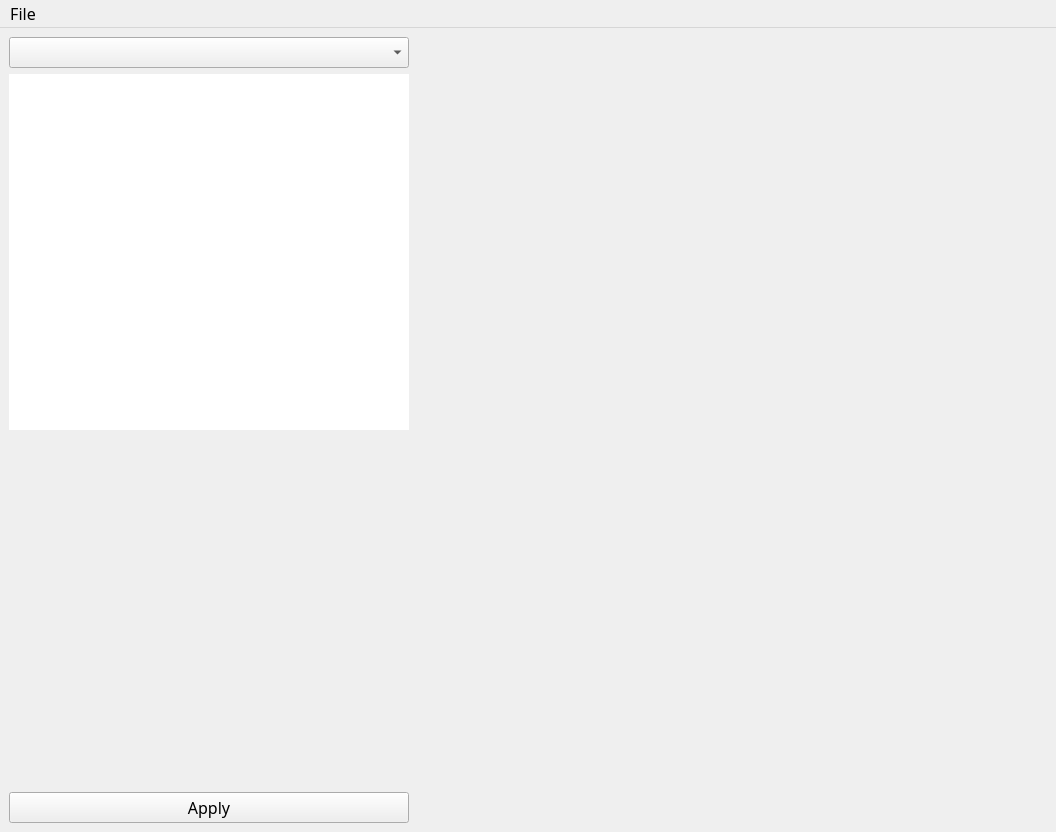
Qt form design.ui (seconddeath11/convolutions) before a commit.
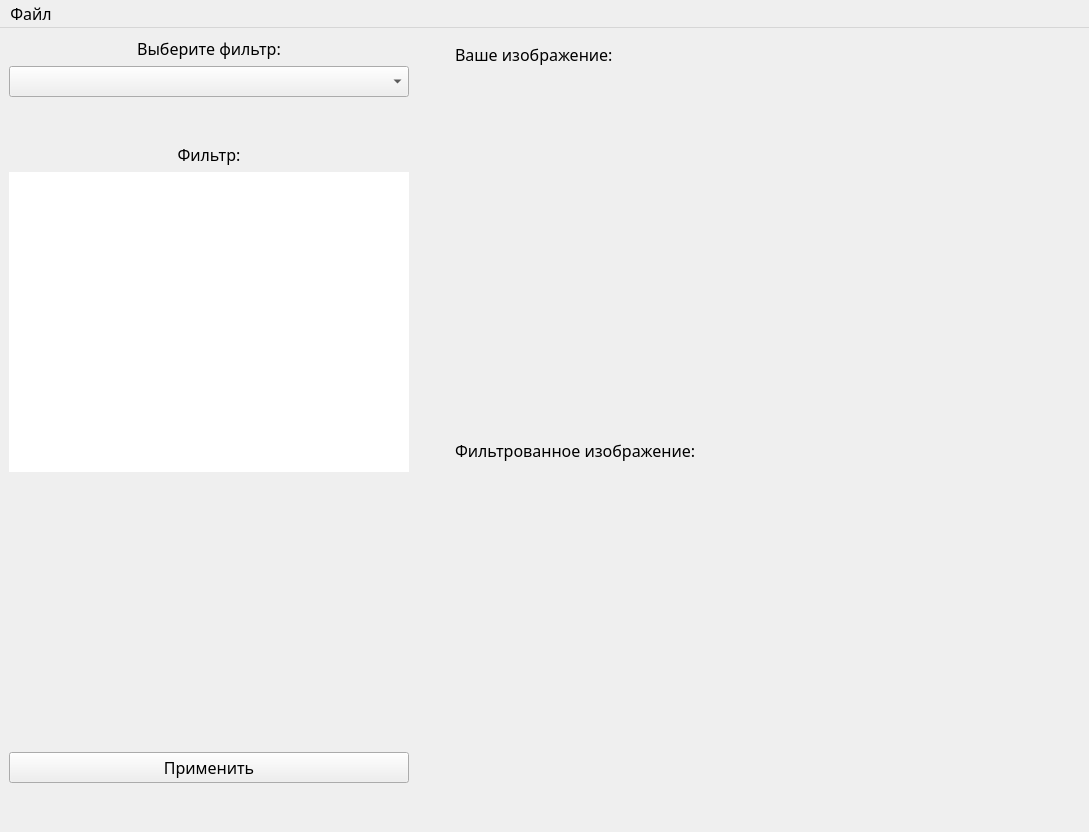
The same form after that commit.

Diff of the .ui file:
```diff
--- a/design.ui
+++ b/design.ui
@@ -29,28 +29,82 @@
    <enum>Qt::ToolButtonIconOnly</enum>
   </property>
   <widget class="QWidget" name="centralwidget">
+   <property name="sizePolicy">
+    <sizepolicy hsizetype="Preferred" vsizetype="Preferred">
+     <horstretch>0</horstretch>
+     <verstretch>0</verstretch>
+    </sizepolicy>
+   </property>
    <layout class="QHBoxLayout" name="horizontalLayout">
     <item>
      <layout class="QVBoxLayout" name="verticalLayout_2">
+      <item>
+       <widget class="QLabel" name="label">
+        <property name="text">
+         <string>Выберите фильтр:</string>
+        </property>
+        <property name="textFormat">
+         <enum>Qt::AutoText</enum>
+        </property>
+        <property name="alignment">
+         <set>Qt::AlignCenter</set>
+        </property>
+       </widget>
+      </item>
       <item>
        <widget class="QComboBox" name="comboBox">
+        <property name="styleSheet">
+         <string notr="true"/>
+        </property>
         <property name="currentText">
-         <string/>
+         <string notr="true"/>
+        </property>
+       </widget>
+      </item>
+      <item>
+       <spacer name="verticalSpacer_2">
+        <property name="orientation">
+         <enum>Qt::Vertical</enum>
+        </property>
+        <property name="sizeType">
+         <enum>QSizePolicy::Fixed</enum>
+        </property>
+        <property name="sizeHint" stdset="0">
+         <size>
+          <width>20</width>
+          <height>40</height>
+         </size>
+        </property>
+       </spacer>
+      </item>
+      <item>
+       <widget class="QLabel" name="label_2">
+        <property name="text">
+         <string>Фильтр:</string>
+        </property>
+        <property name="alignment">
+         <set>Qt::AlignCenter</set>
         </property>
        </widget>
       </item>
       <item>
        <widget class="QTableView" name="table">
         <property name="sizePolicy">
-         <sizepolicy hsizetype="Expanding" vsizetype="Expanding">
+         <sizepolicy hsizetype="Fixed" vsizetype="Fixed">
           <horstretch>0</horstretch>
           <verstretch>0</verstretch>
          </sizepolicy>
         </property>
+        <property name="minimumSize">
+         <size>
+          <width>400</width>
+          <height>300</height>
+         </size>
+        </property>
         <property name="maximumSize">
          <size>
           <width>400</width>
-          <height>16777215</height>
+          <height>300</height>
          </size>
         </property>
         <property name="frameShape">
@@ -59,12 +113,18 @@
         <property name="frameShadow">
          <enum>QFrame::Sunken</enum>
         </property>
+        <property name="midLineWidth">
+         <number>0</number>
+        </property>
         <property name="sizeAdjustPolicy">
          <enum>QAbstractScrollArea::AdjustToContents</enum>
         </property>
         <property name="selectionMode">
          <enum>QAbstractItemView::SingleSelection</enum>
         </property>
+        <property name="textElideMode">
+         <enum>Qt::ElideMiddle</enum>
+        </property>
         <property name="gridStyle">
          <enum>Qt::DashLine</enum>
         </property>
@@ -72,11 +132,32 @@
          <bool>false</bool>
         </property>
         <attribute name="horizontalHeaderVisible">
-         <bool>true</bool>
+         <bool>false</bool>
+        </attribute>
+        <attribute name="horizontalHeaderDefaultSectionSize">
+         <number>133</number>
+        </attribute>
+        <attribute name="horizontalHeaderMinimumSectionSize">
+         <number>133</number>
+        </attribute>
+        <attribute name="horizontalHeaderStretchLastSection">
+         <bool>false</bool>
         </attribute>
         <attribute name="verticalHeaderVisible">
+         <bool>false</bool>
+        </attribute>
+        <attribute name="verticalHeaderDefaultSectionSize">
+         <number>100</number>
+        </attribute>
+        <attribute name="verticalHeaderHighlightSections">
          <bool>true</bool>
         </attribute>
+        <attribute name="verticalHeaderMinimumSectionSize">
+         <number>100</number>
+        </attribute>
+        <attribute name="verticalHeaderStretchLastSection">
+         <bool>false</bool>
+        </attribute>
        </widget>
       </item>
       <item>
@@ -84,6 +165,9 @@
         <property name="orientation">
          <enum>Qt::Vertical</enum>
         </property>
+        <property name="sizeType">
+         <enum>QSizePolicy::MinimumExpanding</enum>
+        </property>
         <property name="sizeHint" stdset="0">
          <size>
           <width>20</width>
@@ -94,27 +178,124 @@
       </item>
       <item>
        <widget class="QPushButton" name="startButton">
+        <property name="sizePolicy">
+         <sizepolicy hsizetype="Minimum" vsizetype="Minimum">
+          <horstretch>0</horstretch>
+          <verstretch>0</verstretch>
+         </sizepolicy>
+        </property>
         <property name="text">
-         <string>Apply</string>
+         <string>Применить</string>
         </property>
        </widget>
       </item>
+      <item>
+       <spacer name="verticalSpacer_3">
+        <property name="orientation">
+         <enum>Qt::Vertical</enum>
+        </property>
+        <property name="sizeType">
+         <enum>QSizePolicy::Fixed</enum>
+        </property>
+        <property name="sizeHint" stdset="0">
+         <size>
+          <width>20</width>
+          <height>40</height>
+         </size>
+        </property>
+       </spacer>
+      </item>
      </layout>
     </item>
+    <item>
+     <spacer name="horizontalSpacer">
+      <property name="orientation">
+       <enum>Qt::Horizontal</enum>
+      </property>
+      <property name="sizeType">
+       <enum>QSizePolicy::Fixed</enum>
+      </property>
+      <property name="sizeHint" stdset="0">
+       <size>
+        <width>40</width>
+        <height>20</height>
+       </size>
+      </property>
+     </spacer>
+    </item>
     <item>
      <layout class="QVBoxLayout" name="verticalLayout">
+      <item>
+       <widget class="QLabel" name="label_3">
+        <property name="text">
+         <string>Ваше изображение:</string>
+        </property>
+       </widget>
+      </item>
       <item>
        <widget class="QLabel" name="inputLabel">
+        <property name="sizePolicy">
+         <sizepolicy hsizetype="MinimumExpanding" vsizetype="MinimumExpanding">
+          <horstretch>0</horstretch>
+          <verstretch>0</verstretch>
+         </sizepolicy>
+        </property>
+        <property name="minimumSize">
+         <size>
+          <width>625</width>
+          <height>350</height>
+         </size>
+        </property>
+        <property name="maximumSize">
+         <size>
+          <width>625</width>
+          <height>350</height>
+         </size>
+        </property>
         <property name="text">
          <string/>
+        </property>
+        <property name="alignment">
+         <set>Qt::AlignCenter</set>
+        </property>
+       </widget>
+      </item>
+      <item>
+       <widget class="QLabel" name="label_4">
+        <property name="text">
+         <string>Фильтрованное изображение:</string>
         </property>
        </widget>
       </item>
       <item>
        <widget class="QLabel" name="outputLabel">
+        <property name="sizePolicy">
+         <sizepolicy hsizetype="MinimumExpanding" vsizetype="MinimumExpanding">
+          <horstretch>0</horstretch>
+          <verstretch>0</verstretch>
+         </sizepolicy>
+        </property>
+        <property name="minimumSize">
+         <size>
+          <width>625</width>
+          <height>350</height>
+         </size>
+        </property>
+        <property name="maximumSize">
+         <size>
+          <width>625</width>
+          <height>350</height>
+         </size>
+        </property>
         <property name="text">
          <string/>
         </property>
+        <property name="scaledContents">
+         <bool>false</bool>
+        </property>
+        <property name="alignment">
+         <set>Qt::AlignCenter</set>
+        </property>
        </widget>
       </item>
      </layout>
@@ -131,7 +312,7 @@
     </rect>
    </property>
    <property name="sizePolicy">
-    <sizepolicy hsizetype="MinimumExpanding" vsizetype="Minimum">
+    <sizepolicy hsizetype="Minimum" vsizetype="Minimum">
      <horstretch>0</horstretch>
      <verstretch>0</verstretch>
     </sizepolicy>
@@ -142,9 +323,12 @@
      <pointsize>12</pointsize>
     </font>
    </property>
+   <property name="autoFillBackground">
+    <bool>false</bool>
+   </property>
    <widget class="QMenu" name="menuFile">
     <property name="title">
-     <string>File</string>
+     <string>Файл</string>
     </property>
     <addaction name="openAction"/>
     <addaction name="exitAction"/>
```
Left out of the diff: 18 changed lines with no effect on the pictures.
